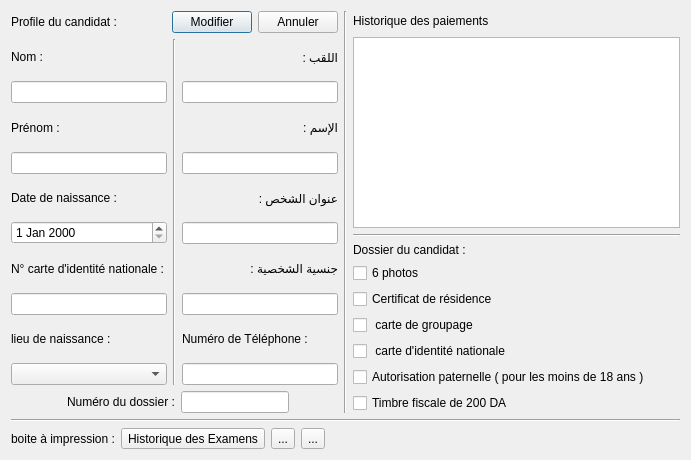
Above: Auto_Ecole/candidat/profilcandidat.ui from AmineHouari98/auto_Ecole before the change. Below: the same form after it.
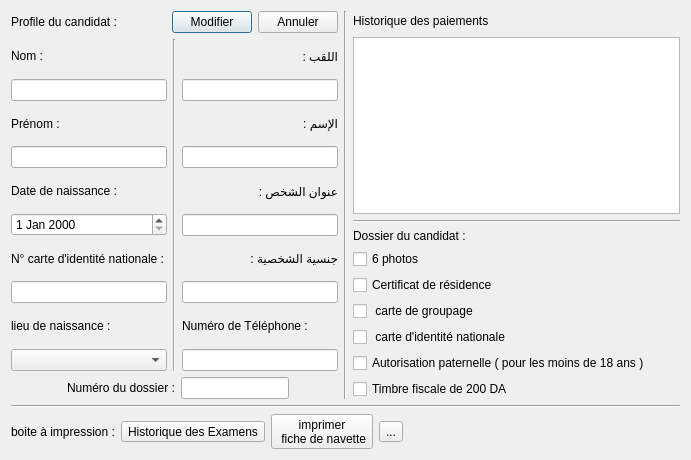
That is the form after the change. Icons and pictures are not drawn.

Patch:
```diff
--- a/Auto_Ecole/candidat/profilcandidat.ui
+++ b/Auto_Ecole/candidat/profilcandidat.ui
@@ -415,7 +415,15 @@
          <item>
           <widget class="QToolButton" name="toolButton_2">
            <property name="text">
-            <string>...</string>
+            <string>imprimer 
+ fiche de navette</string>
+           </property>
+           <property name="icon">
+            <iconset resource="../ressources.qrc">
+             <normaloff>:/Assets/Images/icons/print.svg</normaloff>:/Assets/Images/icons/print.svg</iconset>
+           </property>
+           <property name="toolButtonStyle">
+            <enum>Qt::ToolButtonTextUnderIcon</enum>
            </property>
           </widget>
          </item>
```
